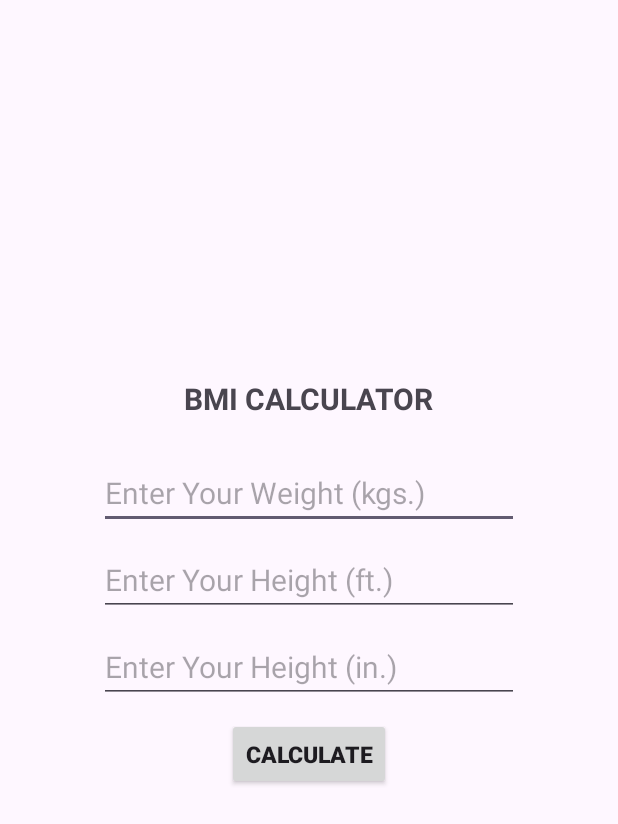
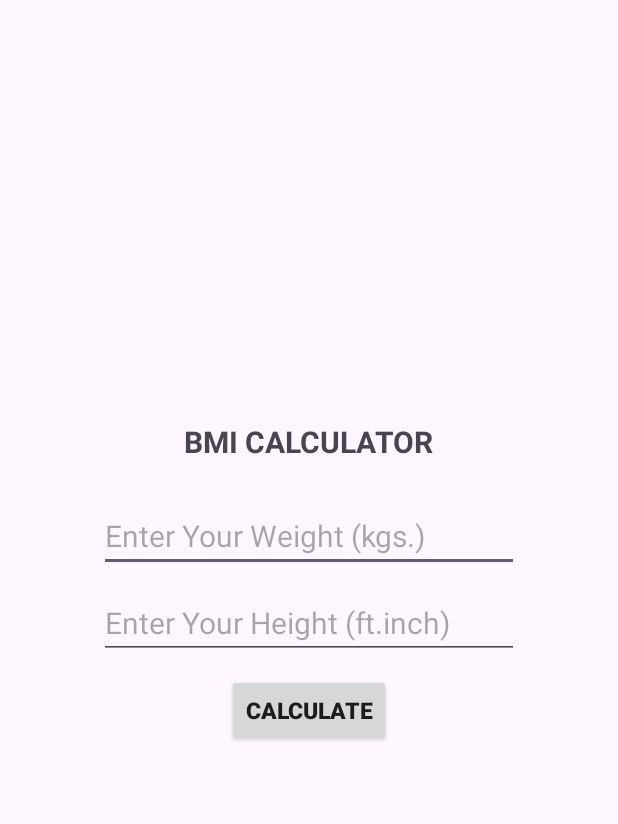
Before and after one commit to abhash31/bmi_calculator_AnKo, an Android app: the screen it shows after launch (MainActivity), on a phone screen of 412 x 824 dp. Shown: the top 824 px of the screen. Run offline under Robolectric (Android 15) with nearby library versions, the phone set to English and light mode, and no system bars.

Commit message:
third push

```diff
--- a/app/src/main/res/layout/activity_main.xml
+++ b/app/src/main/res/layout/activity_main.xml
@@ -37,18 +37,18 @@
         android:ems="12"
         android:layout_marginTop="10dp"
         android:autofillHints="none"
-        android:inputType="number"/>
+        android:inputType="numberDecimal"/>
 
-    <EditText
-        android:id="@+id/edtHeightIn"
-        android:layout_width="wrap_content"
-        android:layout_height="wrap_content"
-        android:hint="@string/edtHeightInHint"
-        android:textSize="20sp"
-        android:ems="12"
-        android:layout_marginTop="10dp"
-        android:autofillHints="none"
-        android:inputType="number"/>
+<!--    <EditText-->
+<!--        android:id="@+id/edtHeightIn"-->
+<!--        android:layout_width="wrap_content"-->
+<!--        android:layout_height="wrap_content"-->
+<!--        android:hint="@string/edtHeightInHint"-->
+<!--        android:textSize="20sp"-->
+<!--        android:ems="12"-->
+<!--        android:layout_marginTop="10dp"-->
+<!--        android:autofillHints="none"-->
+<!--        android:inputType="number"/>-->
 
     <androidx.appcompat.widget.AppCompatButton
         android:id="@+id/btnCalc"
--- a/app/src/main/res/values/strings.xml
+++ b/app/src/main/res/values/strings.xml
@@ -2,7 +2,7 @@
     <string name="app_name">BMI Plus</string>
     <string name="banner">BMI Calculator</string>
     <string name="edtWeightHint">Enter Your Weight (kgs.)</string>
-    <string name="edtHeightFtHint">Enter Your Height (ft.)</string>
+    <string name="edtHeightFtHint">Enter Your Height (ft.inch)</string>
     <string name="edtHeightInHint">Enter Your Height (in.)</string>
     <string name="btnCalc">Calculate</string>
     <string name="you_are_healthy">You are Healthy!</string>
```
Also changed, not shown: app/src/main/java/com/example/testapp/MainActivity.kt (+7 -7 lines).
